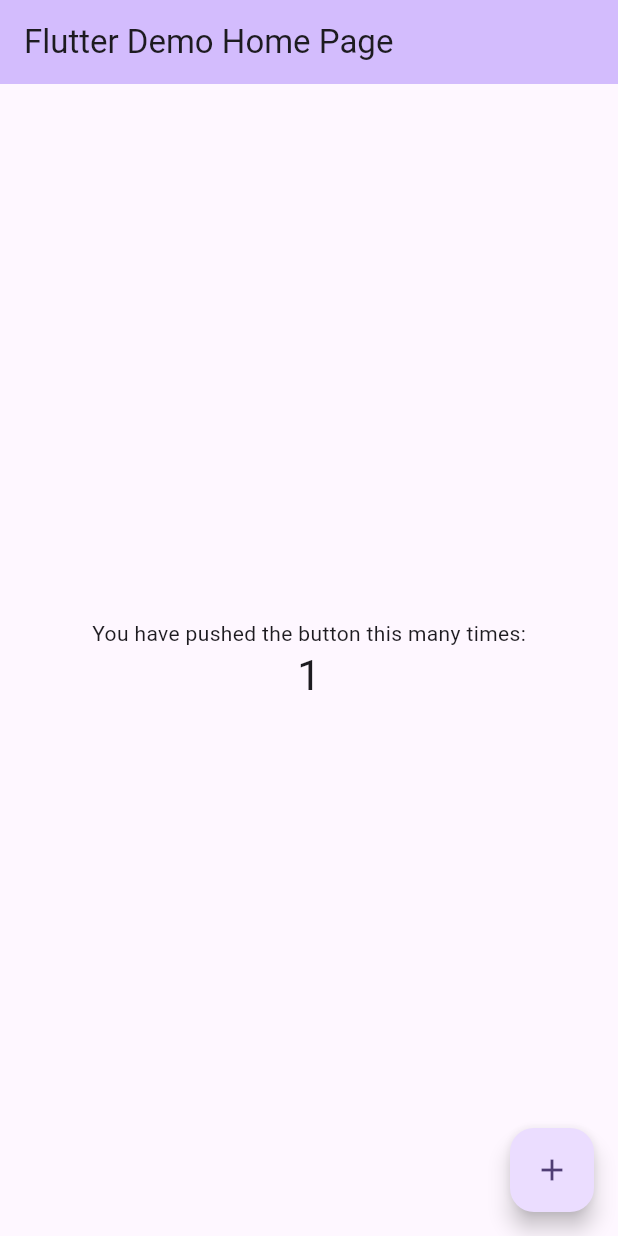
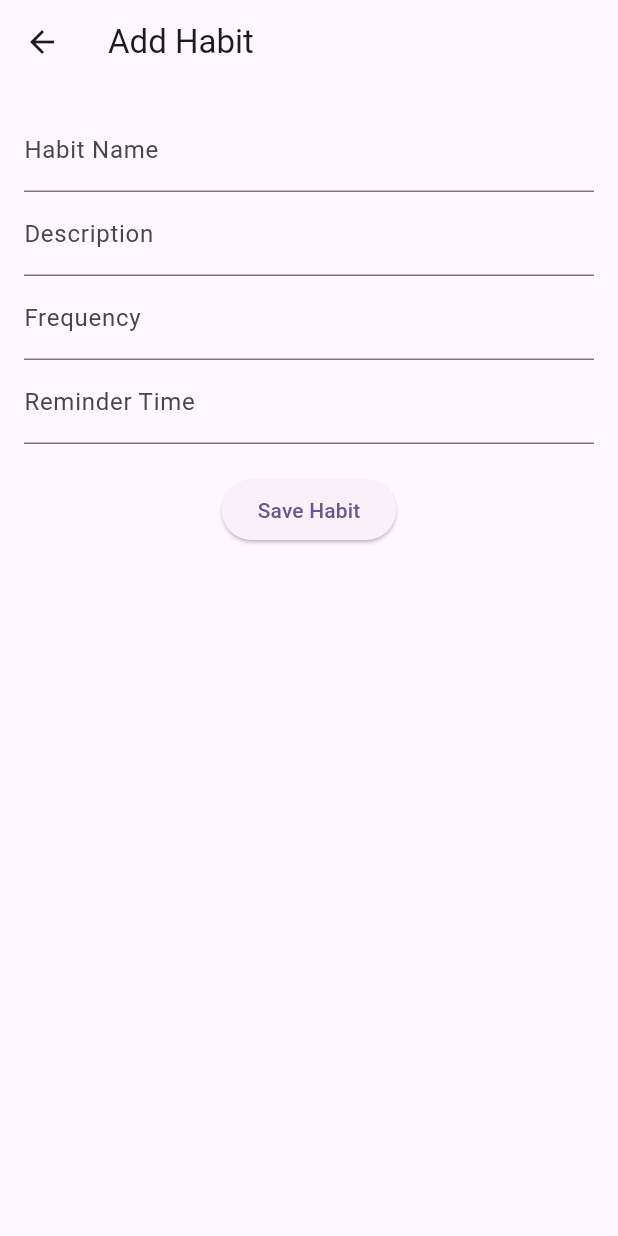
Before and after one commit to subshegde/Habit_Tracker, a Flutter app: the screen it shows after launch, after a tap on the "add" icon, on a phone screen of 412 x 824 dp. Run offline on Flutter 3.47's test engine with Material 3 defaults, Android fonts, the phone set to English and light mode, and no system bars; our stand-ins replace sqflite; accounts and stored records are empty.

Commit message:
model creating and db creating sqlite , and habit page

```diff
--- /dev/null
+++ b/lib/db/database_helper.dart
@@ -0,0 +1,62 @@
+import 'package:sqflite/sqflite.dart';
+import 'package:path/path.dart';
+
+class DatabaseHelper {
+  static final DatabaseHelper _instance = DatabaseHelper._internal();
+  factory DatabaseHelper() => _instance;
+
+  static Database? _db;
+
+  DatabaseHelper._internal();
+
+  Future<Database> get db async {
+    if (_db != null) return _db!;
+    _db = await _initDb();
+    return _db!;
+  }
+
+  Future<Database> _initDb() async {
+    String path = join(await getDatabasesPath(), 'habit_tracker.db');
+    return await openDatabase(path, version: 1, onCreate: _onCreate);
+  }
+
+  void _onCreate(Database db, int version) async {
+    await db.execute('''
+      CREATE TABLE habits (
+        id INTEGER PRIMARY KEY AUTOINCREMENT,
+        name TEXT,
+        description TEXT,
+        frequency TEXT,
+        reminder_time TEXT
+      )
+    ''');
+    await db.execute('''
+      CREATE TABLE history (
+        id INTEGER PRIMARY KEY AUTOINCREMENT,
+        habit_id INTEGER,
+        date TEXT,
+        is_completed INTEGER
+      )
+    ''');
+  }
+
+  Future<int> insertHabit(Map<String, dynamic> habit) async {
+    var dbClient = await db;
+    return await dbClient.insert('habits', habit);
+  }
+
+  Future<List<Map<String, dynamic>>> getHabits() async {
+    var dbClient = await db;
+    return await dbClient.query('habits');
+  }
+
+  Future<int> updateHabit(Map<String, dynamic> habit, int id) async {
+    var dbClient = await db;
+    return await dbClient.update('habits', habit, where: 'id = ?', whereArgs: [id]);
+  }
+
+  Future<int> deleteHabit(int id) async {
+    var dbClient = await db;
+    return await dbClient.delete('habits', where: 'id = ?', whereArgs: [id]);
+  }
+}
--- a/lib/main.dart
+++ b/lib/main.dart
@@ -1,4 +1,5 @@
 import 'package:flutter/material.dart';
+import 'package:habit_tracker/pages/habit.dart';
 
 void main() {
   runApp(const MyApp());
@@ -7,119 +8,15 @@ void main() {
 class MyApp extends StatelessWidget {
   const MyApp({super.key});
 
-  // This widget is the root of your application.
   @override
   Widget build(BuildContext context) {
     return MaterialApp(
-      title: 'Flutter Demo',
+      title: 'Habit Tracker',
       theme: ThemeData(
-        // This is the theme of your application.
-        //
-        // TRY THIS: Try running your application with "flutter run". You'll see
-        // the application has a purple toolbar. Then, without quitting the app,
-        // try changing the seedColor in the colorScheme below to Colors.green
-        // and then invoke "hot reload" (save your changes or press the "hot
-        // reload" button in a Flutter-supported IDE, or press "r" if you used
-        // the command line to start the app).
-        //
-        // Notice that the counter didn't reset back to zero; the application
-        // state is not lost during the reload. To reset the state, use hot
-        // restart instead.
-        //
-        // This works for code too, not just values: Most code changes can be
-        // tested with just a hot reload.
         colorScheme: ColorScheme.fromSeed(seedColor: Colors.deepPurple),
         useMaterial3: true,
       ),
-      home: const MyHomePage(title: 'Flutter Demo Home Page'),
+      home: HabitListScreen() ,
     );
   }
 }
-
-class MyHomePage extends StatefulWidget {
-  const MyHomePage({super.key, required this.title});
-
-  // This widget is the home page of your application. It is stateful, meaning
-  // that it has a State object (defined below) that contains fields that affect
-  // how it looks.
-
-  // This class is the configuration for the state. It holds the values (in this
-  // case the title) provided by the parent (in this case the App widget) and
-  // used by the build method of the State. Fields in a Widget subclass are
-  // always marked "final".
-
-  final String title;
-
-  @override
-  State<MyHomePage> createState() => _MyHomePageState();
-}
-
-class _MyHomePageState extends State<MyHomePage> {
-  int _counter = 0;
-
-  void _incrementCounter() {
-    setState(() {
-      // This call to setState tells the Flutter framework that something has
-      // changed in this State, which causes it to rerun the build method below
-      // so that the display can reflect the updated values. If we changed
-      // _counter without calling setState(), then the build method would not be
-      // called again, and so nothing would appear to happen.
-      _counter++;
-    });
-  }
-
-  @override
-  Widget build(BuildContext context) {
-    // This method is rerun every time setState is called, for instance as done
-    // by the _incrementCounter method above.
-    //
-    // The Flutter framework has been optimized to make rerunning build methods
-    // fast, so that you can just rebuild anything that needs updating rather
-    // than having to individually change instances of widgets.
-    return Scaffold(
-      appBar: AppBar(
-        // TRY THIS: Try changing the color here to a specific color (to
-        // Colors.amber, perhaps?) and trigger a hot reload to see the AppBar
-        // change color while the other colors stay the same.
-        backgroundColor: Theme.of(context).colorScheme.inversePrimary,
-        // Here we take the value from the MyHomePage object that was created by
-        // the App.build method, and use it to set our appbar title.
-        title: Text(widget.title),
-      ),
-      body: Center(
-        // Center is a layout widget. It takes a single child and positions it
-        // in the middle of the parent.
-        child: Column(
-          // Column is also a layout widget. It takes a list of children and
-          // arranges them vertically. By default, it sizes itself to fit its
-          // children horizontally, and tries to be as tall as its parent.
-          //
-          // Column has various properties to control how it sizes itself and
-          // how it positions its children. Here we use mainAxisAlignment to
-          // center the children vertically; the main axis here is the vertical
-          // axis because Columns are vertical (the cross axis would be
-          // horizontal).
-          //
-          // TRY THIS: Invoke "debug painting" (choose the "Toggle Debug Paint"
-          // action in the IDE, or press "p" in the console), to see the
-          // wireframe for each widget.
-          mainAxisAlignment: MainAxisAlignment.center,
-          children: <Widget>[
-            const Text(
-              'You have pushed the button this many times:',
-            ),
-            Text(
-              '$_counter',
-              style: Theme.of(context).textTheme.headlineMedium,
-            ),
-          ],
-        ),
-      ),
-      floatingActionButton: FloatingActionButton(
-        onPressed: _incrementCounter,
-        tooltip: 'Increment',
-        child: const Icon(Icons.add),
-      ), // This trailing comma makes auto-formatting nicer for build methods.
-    );
-  }
-}
--- /dev/null
+++ b/lib/models/habit_model.dart
@@ -0,0 +1,25 @@
+class Habit {
+  int? id;
+  String name;
+  String description;
+  String frequency;
+  String reminderTime;
+
+  Habit({
+    this.id,
+    required this.name,
+    required this.description,
+    required this.frequency,
+    required this.reminderTime,
+  });
+
+  Map<String, dynamic> toMap() {
+    return {
+      'id': id,
+      'name': name,
+      'description': description,
+      'frequency': frequency,
+      'reminder_time': reminderTime,
+    };
+  }
+}
--- /dev/null
+++ b/lib/pages/habit.dart
@@ -0,0 +1,144 @@
+import 'package:flutter/material.dart';
+import 'package:habit_tracker/db/database_helper.dart';
+import 'package:habit_tracker/models/habit_model.dart';
+import 'habit.dart';
+
+class HabitListScreen extends StatefulWidget {
+  @override
+  _HabitListScreenState createState() => _HabitListScreenState();
+}
+
+class _HabitListScreenState extends State<HabitListScreen> {
+  final dbHelper = DatabaseHelper();
+  List<Habit> habitList = [];
+
+  @override
+  void initState() {
+    super.initState();
+    _fetchHabits();
+  }
+
+  void _fetchHabits() async {
+    var habits = await dbHelper.getHabits();
+    setState(() {
+      habitList = habits
+          .map((habit) => Habit(
+                id: habit['id'],
+                name: habit['name'],
+                description: habit['description'],
+                frequency: habit['frequency'],
+                reminderTime: habit['reminder_time'],
+              ))
+          .toList();
+    });
+  }
+
+  void _addHabit() {
+    Navigator.push(
+      context,
+      MaterialPageRoute(
+        builder: (context) => AddHabitScreen(onSave: (newHabit) {
+          setState(() {
+            habitList.add(newHabit);
+          });
+        }),
+      ),
+    );
+  }
+
+  @override
+  Widget build(BuildContext context) {
+    return Scaffold(
+      appBar: AppBar(
+        title: Text('Habits'),
+      ),
+      body: ListView.builder(
+        itemCount: habitList.length,
+        itemBuilder: (context, index) {
+          Habit habit = habitList[index];
+          return ListTile(
+            title: Text(habit.name),
+            subtitle: Text(habit.description),
+            trailing: Text(habit.frequency),
+            onTap: () {},
+          );
+        },
+      ),
+      floatingActionButton: FloatingActionButton(
+        onPressed: _addHabit,
+        child: Icon(Icons.add),
+      ),
+    );
+  }
+}
+
+class AddHabitScreen extends StatefulWidget {
+  final Function(Habit) onSave;
+
+  AddHabitScreen({required this.onSave});
+
+  @override
+  _AddHabitScreenState createState() => _AddHabitScreenState();
+}
+
+class _AddHabitScreenState extends State<AddHabitScreen> {
+  final _formKey = GlobalKey<FormState>();
+  String name = '';
+  String description = '';
+  String frequency = '';
+  String reminderTime = '';
+
+  void _saveHabit() async {
+    if (_formKey.currentState!.validate()) {
+      Habit newHabit = Habit(
+        name: name,
+        description: description,
+        frequency: frequency,
+        reminderTime: reminderTime,
+      );
+      await DatabaseHelper().insertHabit(newHabit.toMap());
+      widget.onSave(newHabit);
+      Navigator.pop(context);
+    }
+  }
+
+  @override
+  Widget build(BuildContext context) {
+    return Scaffold(
+      appBar: AppBar(
+        title: Text('Add Habit'),
+      ),
+      body: Padding(
+        padding: EdgeInsets.all(16.0),
+        child: Form(
+          key: _formKey,
+          child: Column(
+            children: [
+              TextFormField(
+                decoration: InputDecoration(labelText: 'Habit Name'),
+                onChanged: (value) => name = value,
+              ),
+              TextFormField(
+                decoration: InputDecoration(labelText: 'Description'),
+                onChanged: (value) => description = value,
+              ),
+              TextFormField(
+                decoration: InputDecoration(labelText: 'Frequency'),
+                onChanged: (value) => frequency = value,
+              ),
+              TextFormField(
+                decoration: InputDecoration(labelText: 'Reminder Time'),
+                onChanged: (value) => reminderTime = value,
+              ),
+              SizedBox(height: 20),
+              ElevatedButton(
+                onPressed: _saveHabit,
+                child: Text('Save Habit'),
+              ),
+            ],
+          ),
+        ),
+      ),
+    );
+  }
+}
--- a/pubspec.yaml
+++ b/pubspec.yaml
@@ -37,6 +37,7 @@ dependencies:
   cupertino_icons: ^1.0.8
   sqflite: ^2.4.0
   path_provider: ^2.1.4
+  flutter_local_notifications: ^17.2.3
 
 dev_dependencies:
   flutter_test:
```
Also changed, not shown: pubspec.lock, 1 other file.
